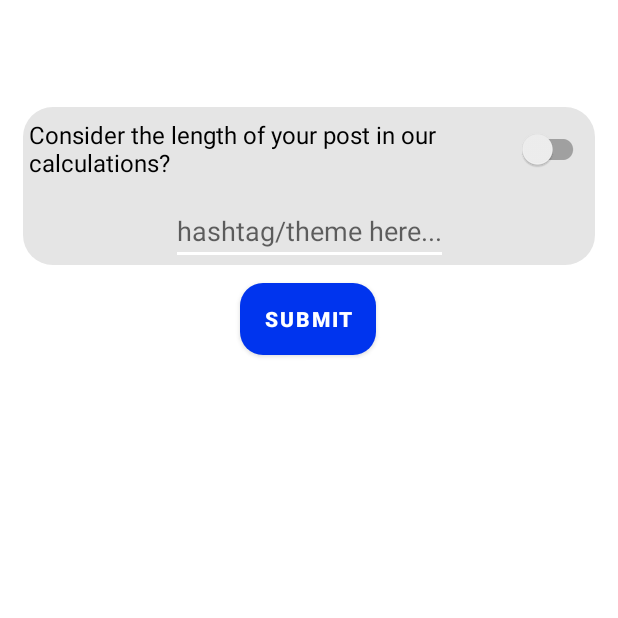
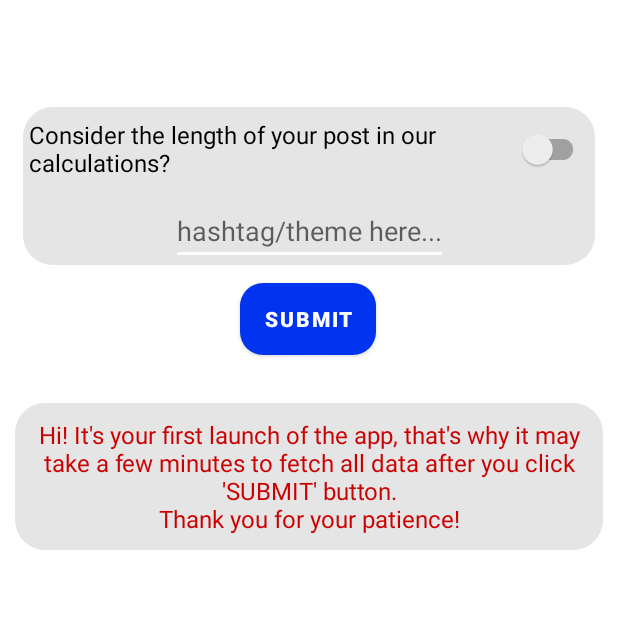
Before and after one commit to AmirjonQodirov/TikSta-android, an Android app: the fragment BlankFragment shown on its own in the app's theme, on a phone screen of 412 x 824 dp, the top half of it. Run offline under Robolectric (Android 15) with nearby library versions, the phone set to English and light mode, and no system bars.

Commit message:
saved states on screen rotation

```diff
--- a/app/src/main/java/com/tiksta/test4/post/BlankFragment.kt
+++ b/app/src/main/java/com/tiksta/test4/post/BlankFragment.kt
@@ -10,10 +10,7 @@ import android.text.InputFilter
 import android.view.LayoutInflater
 import android.view.View
 import android.view.ViewGroup
-import android.widget.Button
-import android.widget.EditText
-import android.widget.TextView
-import android.widget.Toast
+import android.widget.*
 import androidx.annotation.RequiresApi
 import androidx.appcompat.widget.SwitchCompat
 import androidx.fragment.app.Fragment
@@ -102,6 +99,7 @@ class BlankFragment : Fragment() {
             editTextPost.error = "Your post is too long!"
             return
         }
+
 
         val db = context?.let { it1 -> DataBaseHandler(it1) }
 
@@ -260,7 +258,7 @@ class BlankFragment : Fragment() {
     ): View? {
 
         val view = inflater.inflate(R.layout.blank_fragment, container, false)
-        Utils.setPostActivityView(view)
+//        Utils.setPostActivityView(view)
 
         if (!Utils.isTiktokMaxLengthSet() && Utils.getTabPosition() == 0) {
             Utils.setTiktokMaxLengthSet(true)
@@ -295,6 +293,12 @@ class BlankFragment : Fragment() {
 
 
         submitButton.setOnClickListener {
+//            if (!Utils.isDatabaseCreated()) {
+//                print("cd111111111111111")
+//                Toast.makeText(view.context, "Database is loading", Toast.LENGTH_LONG).show()
+//                edittt.visibility = View.VISIBLE
+//            }
+            edittt.visibility = View.GONE
             resultTagsList.clear()
             updateResultWithHashTags(
                 resultTagsList,
@@ -330,9 +334,9 @@ class BlankFragment : Fragment() {
     }
 
     override fun onActivityCreated(savedInstanceState: Bundle?) {
+
         super.onActivityCreated(savedInstanceState)
 
-        print("xxxx")
         val inflater: LayoutInflater = LayoutInflater.from(view?.context)
         viewModel = ViewModelProviders.of(this).get(BlankViewModel::class.java)
         if (savedInstanceState != null) {
@@ -347,10 +351,7 @@ class BlankFragment : Fragment() {
                     var chips = savedInstanceState?.getStringArrayList("CHIPS")
 
                     if (chips != null) {
-                        println("get = = = $textViewText ${chips.size}")
-
                         var addToResult = resultTagsList.isEmpty()
-
                         for (tag in chips) {
                             if (addToResult) {
                                 resultTagsList.add(tag)
@@ -385,7 +386,7 @@ class BlankFragment : Fragment() {
                     }
                     chipGroup.visibility = View.VISIBLE
                     div2.visibility = View.VISIBLE
-
+                    edittt.visibility = View.GONE
                     //Restore the fragment's state here
                 }
             }
--- a/app/src/main/java/com/tiksta/test4/post/Utils.java
+++ b/app/src/main/java/com/tiksta/test4/post/Utils.java
@@ -1,11 +1,9 @@
 package com.tiksta.test4.post;
-
-import android.view.View;
 
 public class Utils {
     private static int tabPosition = 0;
     private static boolean tiktokMaxLengthSet = false;
-    private static View postActivityView;
+    private static boolean dbCreated = false;
 
     public static int getTabPosition() {
         return tabPosition;
@@ -23,11 +21,11 @@ public class Utils {
         Utils.tiktokMaxLengthSet = tiktokMaxLengthSet;
     }
 
-    public static View getPostActivityView() {
-        return postActivityView;
+    public static boolean isDbCreated() {
+        return dbCreated;
     }
 
-    public static void setPostActivityView(View postActivityView) {
-        Utils.postActivityView = postActivityView;
+    public static void setDbCreated(boolean dbCreated) {
+        Utils.dbCreated = dbCreated;
     }
 }
--- a/app/src/main/java/com/tiksta/test4/post/data/DatabaseHandler.kt
+++ b/app/src/main/java/com/tiksta/test4/post/data/DatabaseHandler.kt
@@ -7,7 +7,10 @@ import android.content.res.XmlResourceParser
 import android.database.sqlite.SQLiteDatabase
 import android.database.sqlite.SQLiteOpenHelper
 import android.os.Build
+import android.view.View
+import android.widget.EditText
 import android.widget.ProgressBar
+import android.widget.TextView
 import androidx.annotation.RequiresApi
 import com.tiksta.test4.R
 import com.tiksta.test4.post.Utils
@@ -35,6 +38,7 @@ class DataBaseHandler(private var context: Context) :
                 COL_TIKTOK_ID + " INTEGER)"
 
         // TODO Auto-generated method stub
+        Thread.sleep(2000)
         db?.execSQL(createTable)
         // Добавляем записи в таблицу
         val values = ContentValues()
@@ -46,8 +50,12 @@ class DataBaseHandler(private var context: Context) :
 
         // Открываем xml-файл
 
-        val progressBar = Utils.getPostActivityView().findViewById(R.id.progressBar) as ProgressBar
-        progressBar.visibility = ProgressBar.VISIBLE
+//        val progressBar = Utils.getPostActivityView().findViewById(R.id.progressBar) as ProgressBar
+//        progressBar.visibility = View.VISIBLE
+//        val edittttt = Utils.getPostActivityView().findViewById(R.id.editTextTag) as TextView
+////        edittttt.visibility = View.VISIBLE
+//        println("ggggggggggggggggggggggggggg + " + edittttt.text.toString())
+        println("OMDAM, AMIR...............................")
         val parser: XmlResourceParser = res.getXml(R.xml.all_tags)
         try {
             // Ищем конец документа
@@ -65,17 +73,22 @@ class DataBaseHandler(private var context: Context) :
                     val inserts: String =
                         "INSERT INTO Tags (name, instagram_id, tiktok_id) VALUES('$name' , $ins , $tt)"
                     db?.execSQL(inserts)
+
+//                    println("Loading.. $cnt")
+//                    edittttt.text = "Loading... $cnt"
                 }
                 eventType = parser.next()
             }
         } // Catch errors
         catch (e: Exception) {
         } finally {
+//            edittttt.visibility = View.GONE
             // Close the xml file
             parser.close()
         }
 
-        progressBar.visibility = ProgressBar.INVISIBLE
+//        println("DONEEEEEEEEEEEEEEEEEEE")
+//        progressBar.visibility = ProgressBar.INVISIBLE
 //        val inserts: String = "INSERT INTO Tags (name, instagram_id, tiktok_id) VALUES" +
 //                "('love',1, 287)," +
 //                "('instagood',2, 288)," +
--- a/app/src/main/res/layout-v21/activity_post_filling.xml
+++ b/app/src/main/res/layout-v21/activity_post_filling.xml
@@ -6,15 +6,25 @@
     android:layout_height="match_parent">
 
 
-    <ProgressBar
-        android:id="@+id/progressBar"
-        android:layout_width="wrap_content"
+    <TextView
+        android:id="@+id/edittt"
+        android:layout_width="match_parent"
         android:layout_height="wrap_content"
-        android:visibility="invisible"
+        android:layout_marginLeft="10dp"
+        android:layout_marginTop="32dp"
+        android:layout_marginRight="10dp"
+        android:background="@drawable/div"
+        android:gravity="center"
+        android:padding="10dp"
+        android:text="Hi! It's your first launch of the app, that's why it may take a few minutes to fetch all data after you click 'SUBMIT' button.\nThank you for your patience!"
+        android:textColor="@android:color/holo_red_dark"
+        android:textSize="16dp"
         app:layout_constraintBottom_toBottomOf="parent"
         app:layout_constraintEnd_toEndOf="parent"
+        app:layout_constraintHorizontal_bias="0.842"
         app:layout_constraintStart_toStartOf="parent"
-        app:layout_constraintTop_toTopOf="parent" />
+        app:layout_constraintTop_toBottomOf="@+id/submit_button"
+        app:layout_constraintVertical_bias="0.062" />
 
     <androidx.constraintlayout.widget.ConstraintLayout
         android:id="@+id/div"
--- a/app/src/main/res/layout-v23/activity_post_filling.xml
+++ b/app/src/main/res/layout-v23/activity_post_filling.xml
@@ -6,15 +6,25 @@
     android:layout_height="match_parent">
 
 
-    <ProgressBar
-        android:id="@+id/progressBar"
-        android:layout_width="wrap_content"
+    <TextView
+        android:id="@+id/edittt"
+        android:layout_width="match_parent"
         android:layout_height="wrap_content"
-        android:visibility="invisible"
+        android:layout_marginLeft="10dp"
+        android:layout_marginTop="32dp"
+        android:layout_marginRight="10dp"
+        android:background="@drawable/div"
+        android:gravity="center"
+        android:padding="10dp"
+        android:text="Hi! It's your first launch of the app, that's why it may take a few minutes to fetch all data after you click 'SUBMIT' button.\nThank you for your patience!"
+        android:textColor="@android:color/holo_red_dark"
+        android:textSize="16dp"
         app:layout_constraintBottom_toBottomOf="parent"
         app:layout_constraintEnd_toEndOf="parent"
+        app:layout_constraintHorizontal_bias="0.842"
         app:layout_constraintStart_toStartOf="parent"
-        app:layout_constraintTop_toTopOf="parent" />
+        app:layout_constraintTop_toBottomOf="@+id/submit_button"
+        app:layout_constraintVertical_bias="0.062" />
 
     <androidx.constraintlayout.widget.ConstraintLayout
         android:id="@+id/div"
--- a/app/src/main/res/layout/activity_post_filling.xml
+++ b/app/src/main/res/layout/activity_post_filling.xml
@@ -6,15 +6,25 @@
     android:layout_height="match_parent">
 
 
-    <ProgressBar
-        android:id="@+id/progressBar"
-        android:layout_width="wrap_content"
+    <TextView
+        android:id="@+id/edittt"
+        android:layout_width="match_parent"
         android:layout_height="wrap_content"
-        android:visibility="invisible"
+        android:layout_marginLeft="10dp"
+        android:layout_marginTop="32dp"
+        android:layout_marginRight="10dp"
+        android:background="@drawable/div"
+        android:gravity="center"
+        android:padding="10dp"
+        android:text="Hi! It's your first launch of the app, that's why it may take a few minutes to fetch all data after you click 'SUBMIT' button.\nThank you for your patience!"
+        android:textColor="@android:color/holo_red_dark"
+        android:textSize="16dp"
         app:layout_constraintBottom_toBottomOf="parent"
         app:layout_constraintEnd_toEndOf="parent"
+        app:layout_constraintHorizontal_bias="0.842"
         app:layout_constraintStart_toStartOf="parent"
-        app:layout_constraintTop_toTopOf="parent" />
+        app:layout_constraintTop_toBottomOf="@+id/submit_button"
+        app:layout_constraintVertical_bias="0.062" />
 
     <androidx.constraintlayout.widget.ConstraintLayout
         android:id="@+id/div"
```
